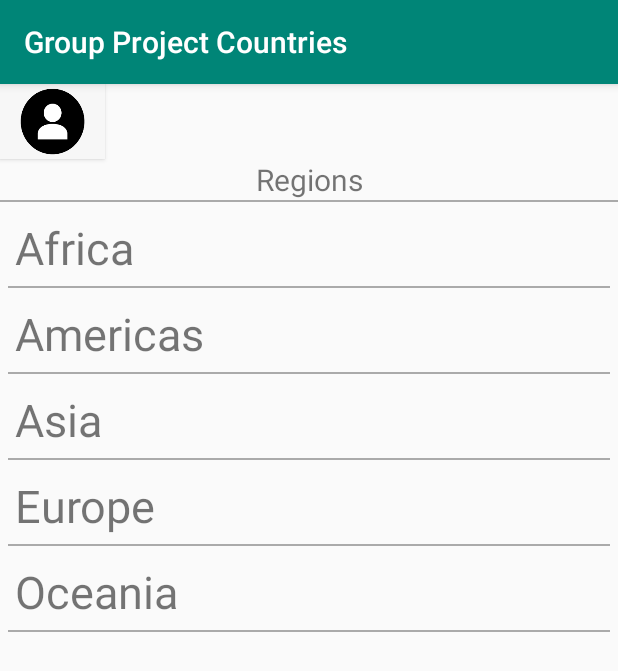
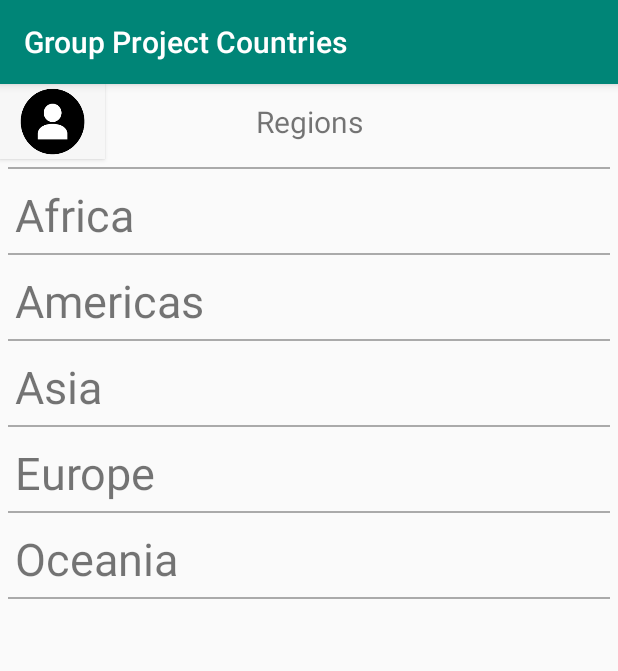
Before and after one commit to Honghongzhu/GroupProjectCountries, an Android app: the PlayActivity screen opened directly, with no data from a screen before it, on a phone screen of 412 x 824 dp. Shown: the top 671 px of the screen. Run offline under Robolectric (Android 15) with nearby library versions, the phone set to English and light mode, and no system bars.

Commit message:
changed fragments into activities
The Region, CapFlag and Level fragments are changed into activities

```diff
--- a/app/src/main/AndroidManifest.xml
+++ b/app/src/main/AndroidManifest.xml
@@ -31,6 +31,8 @@
         <activity android:name=".cityGame.flashcards.cityFlashcardsActivity"></activity>
         <activity android:name=".cityGame.practice.cityPracticeQuizActivity"></activity>
         <activity android:name=".cityGame.finalQuiz.cityFinalQuizActivity"></activity>
+        <activity android:name=".play.CapFlagActivity"></activity>
+        <activity android:name=".play.LevelActivity"></activity>
     </application>
 
 </manifest>
--- a/app/src/main/java/com/example/groupprojectcountries/play/PlayActivity.java
+++ b/app/src/main/java/com/example/groupprojectcountries/play/PlayActivity.java
@@ -11,12 +11,20 @@ import androidx.appcompat.app.AppCompatActivity;
 import androidx.fragment.app.Fragment;
 import androidx.fragment.app.FragmentManager;
 import androidx.fragment.app.FragmentTransaction;
+import androidx.recyclerview.widget.LinearLayoutManager;
+import androidx.recyclerview.widget.RecyclerView;
 
 import com.example.groupprojectcountries.R;
 import com.example.groupprojectcountries.profile.ProfileActivity;
 
+import java.util.ArrayList;
+import java.util.Arrays;
+
 public class PlayActivity extends AppCompatActivity {
 
+    private RecyclerView recyclerView;
+    private ArrayList<Region> regions;
+    private RecyclerView.LayoutManager layoutManager;
     private Button profileButton;
 
     @Override
@@ -24,11 +32,14 @@ public class PlayActivity extends AppCompatActivity {
         super.onCreate(savedInstanceState);
         setContentView(R.layout.activity_play);
 
-        Fragment fragment = new RegionRecyclerFragment();
-        FragmentManager fragmentManager = getSupportFragmentManager();
-        FragmentTransaction fragmentTransaction = fragmentManager.beginTransaction();
-        fragmentTransaction.replace(R.id.fragment_slot, fragment);
-        fragmentTransaction.commit();
+        recyclerView = findViewById(R.id.rv_region);
+        layoutManager = new LinearLayoutManager(this);
+        recyclerView.setLayoutManager(layoutManager);
+
+        regions = new ArrayList<>(Arrays.asList(new Region("Africa"), new Region("Americas"), new Region("Asia"), new Region("Europe"), new Region("Oceania")));
+        RegionAdapter regionAdapter = new RegionAdapter();
+        regionAdapter.setData(regions);
+        recyclerView.setAdapter(regionAdapter);
 
         profileButton = findViewById(R.id.profile_button);
         profileButton.setOnClickListener(new View.OnClickListener() {
--- a/app/src/main/java/com/example/groupprojectcountries/play/RegionRecyclerFragment.java
+++ /dev/null
@@ -1,48 +0,0 @@
-package com.example.groupprojectcountries.play;
-
-
-import android.os.Bundle;
-
-import androidx.fragment.app.Fragment;
-import androidx.recyclerview.widget.LinearLayoutManager;
-import androidx.recyclerview.widget.RecyclerView;
-
-import android.view.LayoutInflater;
-import android.view.View;
-import android.view.ViewGroup;
-
-import com.example.groupprojectcountries.R;
-
-import java.util.ArrayList;
-import java.util.Arrays;
-import java.util.List;
-
-/**
- * A simple {@link Fragment} subclass.
- */
-public class RegionRecyclerFragment extends Fragment {
-    private RecyclerView recyclerView;
-    private ArrayList<Region> regions;
-
-    public RegionRecyclerFragment() {
-        // Required empty public constructor
-    }
-
-
-    @Override
-    public View onCreateView(LayoutInflater inflater, ViewGroup container,
-                             Bundle savedInstanceState) {
-        // Inflate the layout for this fragment
-        View view =  inflater.inflate(R.layout.fragment_region_recycler, container, false);
-        recyclerView = view.findViewById(R.id.rv_region);
-        LinearLayoutManager layoutManager = new LinearLayoutManager(view.getContext());
-        recyclerView.setLayoutManager(layoutManager);
-
-        regions = new ArrayList<>(Arrays.asList(new Region("Africa"), new Region("Americas"), new Region("Asia"), new Region("Europe"), new Region("Oceania")));
-        RegionAdapter regionAdapter = new RegionAdapter();
-        regionAdapter.setData(regions);
-        recyclerView.setAdapter(regionAdapter);
-        return view;
-    }
-
-}
--- a/app/src/main/res/layout/activity_play.xml
+++ b/app/src/main/res/layout/activity_play.xml
@@ -14,13 +14,38 @@
         app:layout_constraintTop_toTopOf="parent"
         android:background="@drawable/profile_icon"/>
 
-    <FrameLayout
-        android:id="@+id/fragment_slot"
+    <TextView
+        android:id="@+id/title"
         android:layout_width="match_parent"
-        android:layout_height="0dp"
+        android:layout_height="50dp"
+        android:text="@string/region"
+        android:gravity="center"
+        android:textSize="20sp"
+        app:layout_constraintStart_toEndOf="@id/profile_button"
+        app:layout_constraintTop_toTopOf="parent"/>
+
+    <View
+        android:id="@+id/line1"
+        android:layout_width="match_parent"
+        android:layout_height="1dp"
+        android:layout_margin="5dp"
+        android:background="@android:color/darker_gray"
         app:layout_constraintStart_toStartOf="parent"
-        app:layout_constraintTop_toBottomOf="@id/profile_button">
-    </FrameLayout>
+        app:layout_constraintTop_toBottomOf="@id/profile_button"/>
+
+    <ScrollView
+        android:layout_width="match_parent"
+        android:layout_height="wrap_content"
+        app:layout_constraintTop_toBottomOf="@id/line1"
+        android:layout_marginBottom="75dp">
+
+
+        <androidx.recyclerview.widget.RecyclerView
+            android:id="@+id/rv_region"
+            android:layout_width="match_parent"
+            android:layout_height="wrap_content"/>
+
+    </ScrollView>
 
 
 
--- a/app/src/main/res/layout/fragment_region_recycler.xml
+++ /dev/null
@@ -1,39 +0,0 @@
-<?xml version="1.0" encoding="utf-8"?>
-<FrameLayout xmlns:android="http://schemas.android.com/apk/res/android"
-    xmlns:tools="http://schemas.android.com/tools"
-    android:layout_width="match_parent"
-    android:layout_height="match_parent"
-    xmlns:app="http://schemas.android.com/apk/res-auto"
-    tools:context=".play.RegionRecyclerFragment">
-    <androidx.constraintlayout.widget.ConstraintLayout
-        android:layout_width="match_parent"
-        android:layout_height="match_parent">
-
-        <TextView
-            android:id="@+id/title"
-            android:layout_width="match_parent"
-            android:layout_height="wrap_content"
-            android:text="@string/region"
-            android:gravity="center_horizontal"
-            android:textSize="20dp"
-            app:layout_constraintStart_toStartOf="parent"
-            app:layout_constraintTop_toTopOf="parent"/>
-
-        <View
-            android:id="@+id/line1"
-            android:layout_width="match_parent"
-            android:layout_height="1dp"
-            android:background="@android:color/darker_gray"
-            app:layout_constraintStart_toStartOf="parent"
-            app:layout_constraintTop_toBottomOf="@id/title"/>
-
-        <androidx.recyclerview.widget.RecyclerView
-            android:id="@+id/rv_region"
-            android:layout_width="match_parent"
-            android:layout_height="wrap_content"
-            app:layout_constraintStart_toStartOf="parent"
-            app:layout_constraintTop_toBottomOf="@id/line1"/>
-
-    </androidx.constraintlayout.widget.ConstraintLayout>
-
-</FrameLayout>
```
Also changed, not shown: app/src/main/java/com/example/groupprojectcountries/play/CapFlagActivity.java (added, +45 -0 lines), app/src/main/java/com/example/groupprojectcountries/play/CapFlagFragment.java (deleted, +0 -66 lines), app/src/main/java/com/example/groupprojectcountries/play/LevelActivity.java (added, +29 -0 lines), app/src/main/java/com/example/groupprojectcountries/play/LevelFragment.java (deleted, +0 -32 lines), app/src/main/java/com/example/groupprojectcountries/play/RegionAdapter.java (+2 -7 lines), app/src/main/res/layout/activity_cap_flag.xml (renamed from app/src/main/res/layout/fragment_cap_flag.xml, +4 -11 lines), app/src/main/res/layout/activity_level.xml (renamed from app/src/main/res/layout/fragment_level.xml, +5 -6 lines), app/src/main/res/layout/region.xml (+0 -8 lines).
